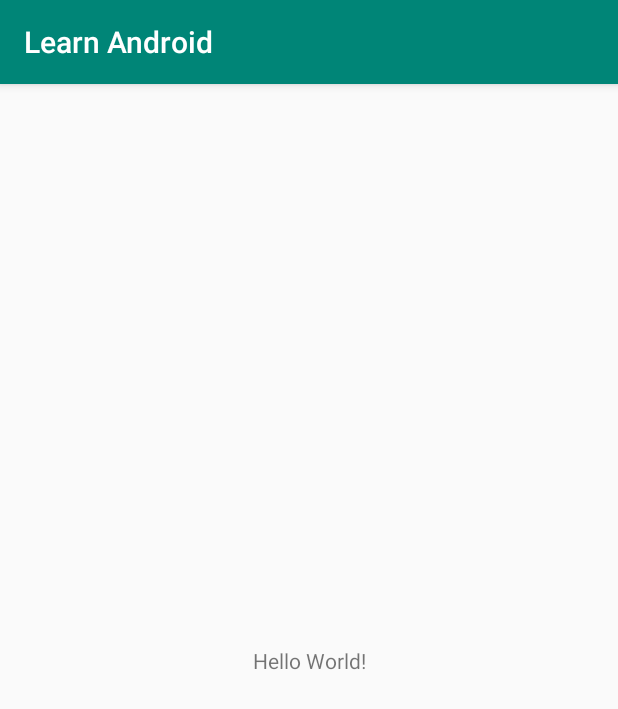
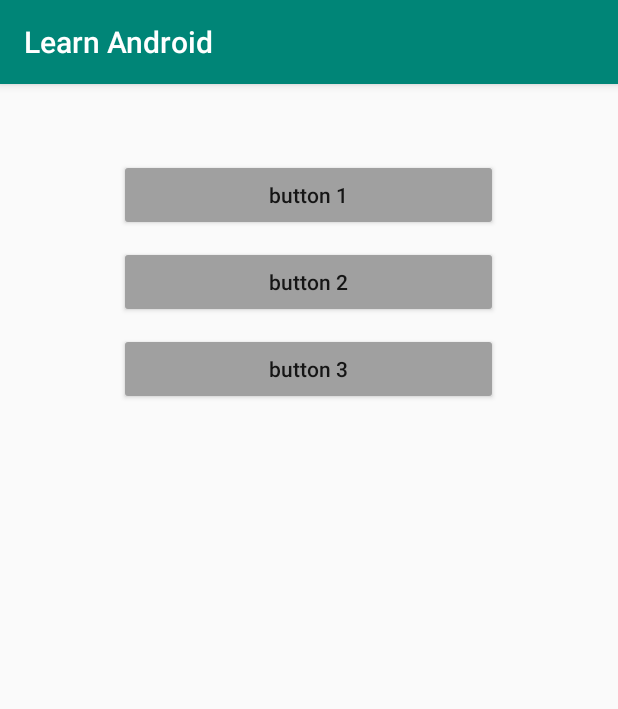
Before and after one commit to twisger/learn-android, an Android app: the screen it shows after launch (MainActivity), on a phone screen of 412 x 824 dp. Shown: the top 709 px of the screen. Run offline under Robolectric (Android 15) with nearby library versions, the phone set to English and light mode, and no system bars.

Commit message:
train linear layout

```diff
--- a/app/src/main/res/layout/activity_main.xml
+++ b/app/src/main/res/layout/activity_main.xml
@@ -1,18 +1,42 @@
 <?xml version="1.0" encoding="utf-8"?>
-<androidx.constraintlayout.widget.ConstraintLayout xmlns:android="http://schemas.android.com/apk/res/android"
-    xmlns:app="http://schemas.android.com/apk/res-auto"
+<LinearLayout xmlns:android="http://schemas.android.com/apk/res/android"
     xmlns:tools="http://schemas.android.com/tools"
     android:layout_width="match_parent"
     android:layout_height="match_parent"
+    android:orientation="vertical"
     tools:context=".MainActivity">
-
-    <TextView
+    <Button
         android:layout_width="wrap_content"
         android:layout_height="wrap_content"
-        android:text="Hello World!"
-        app:layout_constraintBottom_toBottomOf="parent"
-        app:layout_constraintLeft_toLeftOf="parent"
-        app:layout_constraintRight_toRightOf="parent"
-        app:layout_constraintTop_toTopOf="parent" />
+        android:layout_marginTop="50dp"
+        android:backgroundTint="@color/gray"
+        android:layout_gravity="center"
+        android:text="@string/button1"
+        android:textAllCaps="false"
+        android:paddingHorizontal="100dp"
+        android:paddingVertical="10dp"
+    />
+    <Button
+        android:layout_width="wrap_content"
+        android:layout_height="wrap_content"
+        android:backgroundTint="@color/gray"
+        android:layout_gravity="center"
+        android:text="@string/button2"
+        android:textAllCaps="false"
+        android:paddingHorizontal="100dp"
+        android:paddingVertical="10dp"
+        android:layout_marginTop="10dp"
+    />
+    <Button
+        android:layout_width="wrap_content"
+        android:layout_height="wrap_content"
+        android:backgroundTint="@color/gray"
+        android:layout_gravity="center"
+        android:text="@string/button3"
+        android:textAllCaps="false"
+        android:paddingHorizontal="100dp"
+        android:paddingVertical="10dp"
+        android:layout_marginTop="10dp"
+    />
 
-</androidx.constraintlayout.widget.ConstraintLayout>
+</LinearLayout>
--- a/app/src/main/res/values/colors.xml
+++ b/app/src/main/res/values/colors.xml
@@ -3,4 +3,5 @@
     <color name="colorPrimary">#008577</color>
     <color name="colorPrimaryDark">#00574B</color>
     <color name="colorAccent">#D81B60</color>
+    <color name="gray">#FFA0A0A0</color>
 </resources>
--- a/app/src/main/res/values/strings.xml
+++ b/app/src/main/res/values/strings.xml
@@ -1,3 +1,6 @@
 <resources>
-    <string name="app_name">Learn Android</string>
+    <string name="app_name" translatable="false">Learn Android</string>
+    <string name="button1">button 1</string>
+    <string name="button2">button 2</string>
+    <string name="button3">button 3</string>
 </resources>
```
Also changed, not shown: 1 other file.
